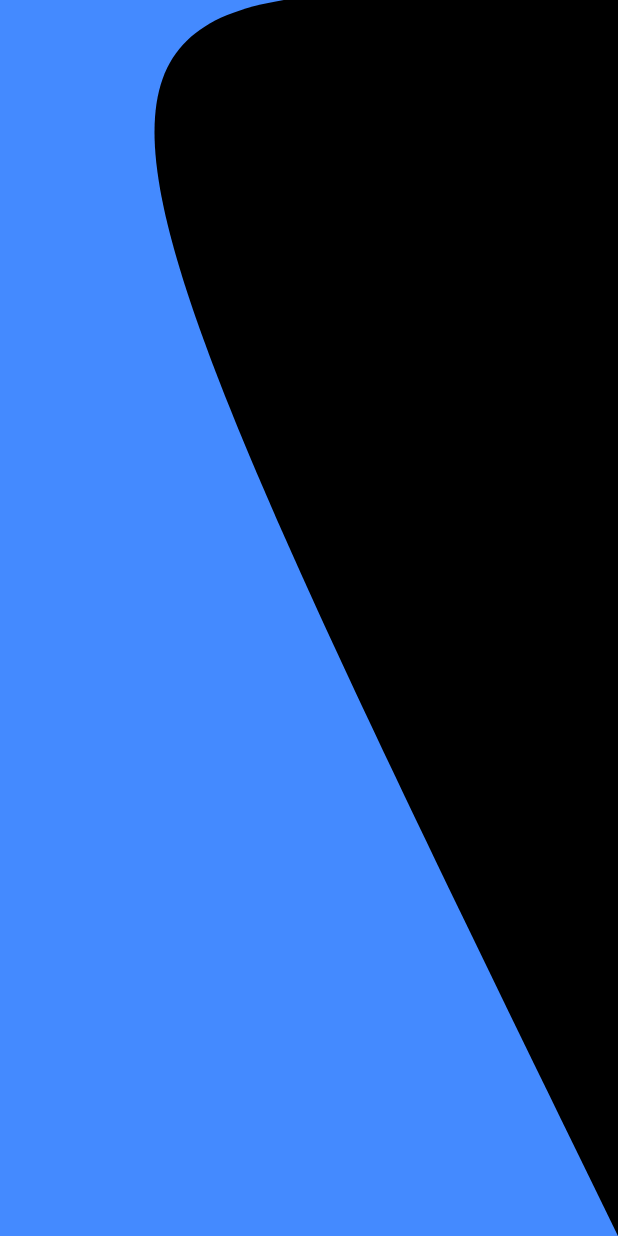
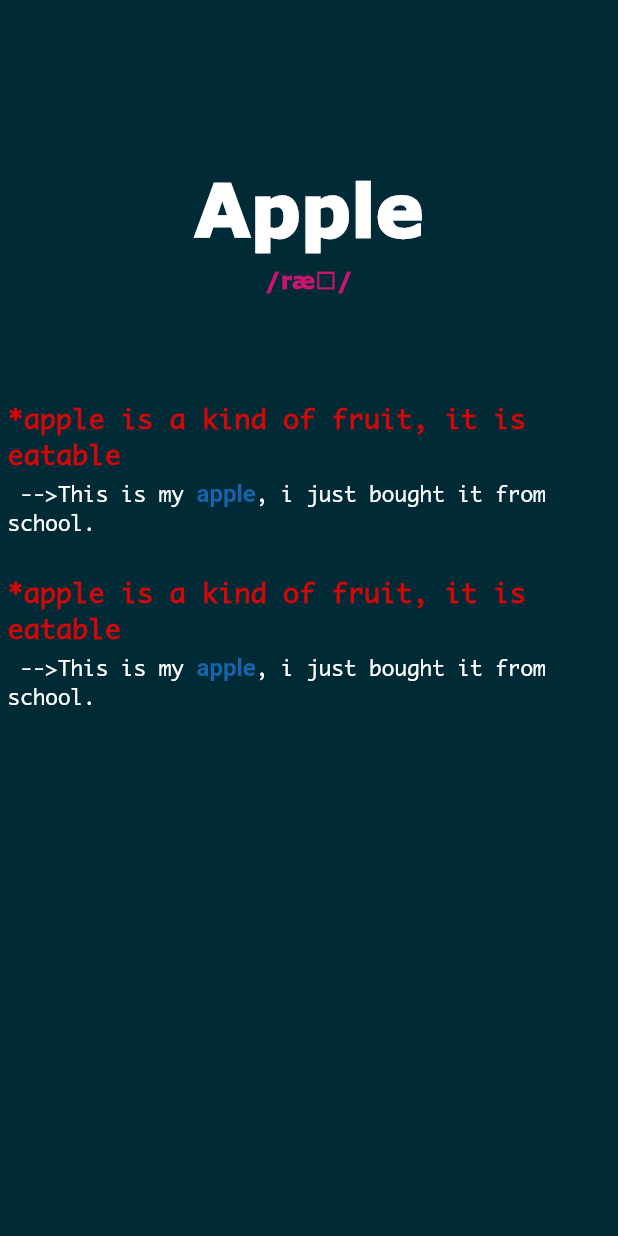
Before and after one commit to luudvan94/english_learner, a Flutter app: the screen it shows after launch, on a phone screen of 412 x 824 dp. Run offline on Flutter 3.47's test engine with Material 2 defaults, Android fonts, the light colour scheme and no system bars; statements that could not run were skipped.

Commit message:
Update layout

```diff
--- a/lib/main.dart
+++ b/lib/main.dart
@@ -1,151 +1,4 @@
 import 'package:flutter/material.dart';
-import 'dart:developer';
+import 'src/app.dart';
 
-void main() => runApp(MyApp());
-
-class MyApp extends StatelessWidget {
-  // This widget is the root of your application.
-  @override
-  Widget build(BuildContext context) {
-
-    return MaterialApp(
-      title: 'Flutter Demo',
-      theme: ThemeData(
-        primarySwatch: Colors.blue,
-      ),
-      home: MyHomePage(),
-    );
-  }
-}
-
-class MyHomePage extends StatefulWidget {
-  MyHomePage({Key key}) : super(key: key);
-
-  @override
-  State<StatefulWidget> createState() {
-    // TODO: implement createState
-    return _MyHomePageState();
-  }
-}
-
-class _MyHomePageState extends State<MyHomePage> with TickerProviderStateMixin {
-
-  Offset controlPoint;
-  Offset prevPoint;
-  bool dragFromRight;
-
-  //ANIMATION
-  AnimationController _controller;
-  Animation<Offset> _animation;
-  Animation _curve;
-
-  @override
-  void initState() {
-    super.initState();
-    controlPoint = Offset(0, 0);
-    dragFromRight = true;
-  }
-
-  void _handleDragStart(ForcePressDetails details) {
-    debugPrint("drag start");
-    double width = MediaQuery.of(context).size.width;
-    double dx = details.globalPosition.dx;
-    if (dx < width/2) {
-      setState(() {
-        prevPoint = details.globalPosition;
-        controlPoint = Offset(0, details.globalPosition.dy);
-        dragFromRight = false;
-      });
-    } else {
-      setState(() {
-        prevPoint = details.globalPosition;
-        controlPoint = Offset(width, details.globalPosition.dy);
-        dragFromRight = true;
-      });
-    }
-  }
-
-  void _handleDragUpdate(ForcePressDetails details) {
-    debugPrint("drag update");
-    double dxOffset = details.globalPosition.dx - prevPoint.dx;
-    setState(() {
-      prevPoint = details.globalPosition;
-      controlPoint = Offset(controlPoint.dx + dxOffset, details.globalPosition.dy);
-    });
-  }
-
-  void _handleDragEnd(ForcePressDetails details) {
-    debugPrint("drag end");
-    Offset endPoint;
-    Size size = MediaQuery.of(context).size;
-    if (dragFromRight) {
-      endPoint = Offset(size.width, size.height/2);
-    } else {
-      endPoint = Offset(0, size.height/2);
-    }
-    _controller = AnimationController(
-        duration: const Duration(milliseconds: 380), vsync: this);
-    _curve = CurvedAnimation(parent: _controller, curve: Curves.bounceOut);
-    _animation = Tween<Offset>(
-      begin: controlPoint,
-      end: endPoint,
-    ).animate(_curve);
-
-    _animation.addListener(() {
-      setState(() {
-        controlPoint = _animation.value;
-      });
-    });
-    _controller.forward();
-  }
-
-  @override
-  Widget build(BuildContext context) {
-    // TODO: implement build
-    return GestureDetector(
-      onForcePressStart: this._handleDragStart,
-      onForcePressUpdate: this._handleDragUpdate,
-      onForcePressEnd: this._handleDragEnd,
-      child: CustomPaint(
-        painter: CustomBackground(controlPoint: controlPoint, fromRight: dragFromRight),
-      ),
-    );
-  }
-}
-
-class CustomBackground extends CustomPainter {
-
-  CustomBackground({Key key, this.controlPoint = const Offset(0, 0), this.fromRight = true});
-
-  Offset controlPoint;
-  bool fromRight;
-  @override
-  void paint(Canvas canvas, Size size) {
-    Paint paint = new Paint();
-    var path = new Path();
-    Offset startPoint;
-    Offset endPoint;
-    if (fromRight) {
-      startPoint = Offset(size.width, 0);
-      endPoint = Offset(size.width, size.height);
-
-    } else {
-      startPoint = Offset(0, 0);
-      endPoint = Offset(0, size.height);
-    }
-
-    var firstControlPoint = Offset(controlPoint.dx, controlPoint.dy - 20);
-    var secondControlPoint = Offset(controlPoint.dx, controlPoint.dy - 20);
-    path.moveTo(startPoint.dx, startPoint.dy);
-    path.cubicTo(firstControlPoint.dx, firstControlPoint.dy, secondControlPoint.dx, secondControlPoint.dy, endPoint.dx, endPoint.dy);
-
-    canvas.drawPath(path, paint);
-    canvas.drawColor(Colors.blueAccent, BlendMode.color);
-  }
-
-  @override
-  bool shouldRepaint(CustomPainter oldDelegate) {
-    // TODO: implement shouldRepaint
-    return true;
-  }
-}
+void main() => runApp(App());
--- /dev/null
+++ b/lib/src/app.dart
@@ -0,0 +1,13 @@
+import 'package:flutter/material.dart';
+import 'ui/word/word_screen.dart';
+
+class App extends StatelessWidget {
+
+  @override
+  Widget build(BuildContext context) {
+    return MaterialApp(
+      home: WordScreen(),
+      theme: ThemeData(fontFamily: 'Monaco'),
+    );
+  }
+}
--- /dev/null
+++ b/lib/src/common/appearance.dart
@@ -0,0 +1,37 @@
+import 'package:flutter/material.dart';
+
+class Appearance {
+
+  static final currentSet = new DartSet1();
+
+  static final darkSet1 = new DartSet1();
+
+}
+
+class DartSet1 {
+
+  Color get pronounce {
+    return Color.fromRGBO(201, 21, 111, 1);
+  }
+
+  Color get word {
+    return Colors.white;
+  }
+
+  Color get definition {
+    return Color.fromRGBO(114, 140, 0, 1)
+  }
+
+  Color get example {
+    return Colors.white;
+  }
+
+  Color get keyWord {
+    return Color.fromRGBO(23, 100, 172, 1);
+  }
+
+  Color get background {
+    return Color.fromRGBO(0, 43, 54, 1);
+  }
+
+}
--- /dev/null
+++ b/lib/src/common/element_style.dart
@@ -0,0 +1,78 @@
+import 'package:flutter/material.dart';
+import 'appearance.dart';
+
+class ElementStyle {
+
+  static Text word(String data) {
+    return Text(
+      data,
+      textAlign: TextAlign.center,
+      style: TextStyle(
+        color: Appearance.currentSet.word,
+        decoration: TextDecoration.none,
+        fontFamily: 'Verdana'
+      ),
+    );
+  }
+
+  static Text pronounce(String data) {
+    return Text(
+      data,
+      textAlign: TextAlign.center,
+      style: TextStyle(
+        color: Appearance.currentSet.pronounce,
+        decoration: TextDecoration.none,
+        fontFamily: 'Verdana',
+        fontSize: 15.0
+      ),
+    );
+  }
+
+  static Text example(String data, String keyword) {
+    List<TextSpan> phrases = new List();
+    List<String> datas = data.split(keyword);
+
+    TextStyle normal = new TextStyle(
+          color: Appearance.currentSet.example,
+          decoration: TextDecoration.none,
+          fontFamily: 'Monaco',
+          fontSize: 14.0,
+          fontWeight: FontWeight.w100
+    );
+
+    TextStyle highlight = new TextStyle(
+          color: Appearance.currentSet.keyWord,
+          fontWeight: FontWeight.bold,
+          fontSize: 16.0
+    );
+
+    datas.asMap().forEach((i, value) {
+      phrases.add(new TextSpan(text: value));
+
+      if (i < datas.length - 1) {
+        phrases.add(new TextSpan(text: keyword, style: highlight));
+      }
+    });
+
+    return Text.rich(
+      TextSpan(
+        style:normal,
+        children: phrases,
+      )
+    );
+  }
+
+  static Text definition(String data) {
+    return Text(
+      data,
+      textAlign: TextAlign.left,
+      style: TextStyle(
+        color: Appearance.currentSet.definition,
+        decoration: TextDecoration.none,
+        fontFamily: 'Monaco',
+        fontSize: 18.0,
+      ),
+    );
+  }
+
+  }
--- /dev/null
+++ b/lib/src/ui/topic/topic_screen.dart
@@ -0,0 +1,11 @@
+import 'package:flutter/material.dart';
+
+
+class TopicScreen extends StatelessWidget {
+
+  @override
+  Widget build(BuildContext context) {
+    // TODO: implement build
+    return null;
+  }
+}
--- /dev/null
+++ b/lib/src/ui/word/content.dart
@@ -0,0 +1,206 @@
+import 'package:flutter/material.dart';
+import '../../common/appearance.dart';
+import '../../common/element_style.dart';
+
+
+class WordContent extends StatefulWidget {
+
+  @override
+  State<StatefulWidget> createState() {
+    // TODO: implement createState
+    return _WordContentState();
+  }
+}
+
+class _WordContentState extends State<WordContent> with TickerProviderStateMixin {
+
+  Offset controlPoint;
+  Offset prevPoint;
+  bool dragFromRight;
+
+  //ANIMATION
+  AnimationController _controller;
+  Animation<Offset> _animation;
+  Animation _curve;
+
+  @override
+  void initState() {
+    super.initState();
+    controlPoint = Offset(0, 0);
+    dragFromRight = false;
+
+
+  }
+
+  void _handleDragStart(ForcePressDetails details) {
+    debugPrint("drag start");
+    double width = MediaQuery.of(context).size.width;
+    double dx = details.globalPosition.dx;
+    if (dx < width/2) {
+      setState(() {
+        prevPoint = details.globalPosition;
+        controlPoint = Offset(0, details.globalPosition.dy);
+        dragFromRight = false;
+      });
+    } else {
+      setState(() {
+        prevPoint = details.globalPosition;
+        controlPoint = Offset(width, details.globalPosition.dy);
+        dragFromRight = true;
+      });
+    }
+  }
+
+  void _handleDragUpdate(ForcePressDetails details) {
+    debugPrint("drag update");
+    double dxOffset = details.globalPosition.dx - prevPoint.dx;
+    setState(() {
+      prevPoint = details.globalPosition;
+      controlPoint = Offset(controlPoint.dx + dxOffset, details.globalPosition.dy);
+    });
+  }
+
+  void _handleDragEnd(ForcePressDetails details) {
+    debugPrint("drag end");
+    Offset endPoint;
+    Size size = MediaQuery.of(context).size;
+    if (dragFromRight) {
+      endPoint = Offset(size.width, size.height/2);
+    } else {
+      endPoint = Offset(0, size.height/2);
+    }
+
+    _controller = AnimationController(
+        duration: const Duration(milliseconds: 380), vsync: this);
+    _curve = CurvedAnimation(parent: _controller, curve: Curves.bounceOut);
+
+    _animation = Tween<Offset>(
+      begin: controlPoint,
+      end: endPoint,
+    ).animate(_curve);
+
+    _animation.addListener(() {
+      setState(() {
+        controlPoint = _animation.value;
+      });
+    });
+    _controller.forward();
+  }
+
+  void _onTap() {
+    debugPrint("tap");
+  }
+
+  @override
+  Widget build(BuildContext context) {
+
+    return GestureDetector(
+      onForcePressStart: this._handleDragStart,
+      onForcePressUpdate: this._handleDragUpdate,
+      onForcePressEnd: this._handleDragEnd,
+      child: ClipPath(
+      child: Container(
+        padding: MediaQuery.of(context).padding,
+        color: Appearance.darkSet1.background,
+        child: Padding(
+          padding: EdgeInsets.fromLTRB(5, 10, 5, 5),
+          child: Column(
+            mainAxisAlignment: MainAxisAlignment.center,
+            children: <Widget>[
+              Expanded(
+                flex: 2,
+                child: Container(
+                  alignment: Alignment.bottomCenter,
+                  child: ElementStyle.word("Apple"),
+                ),
+              ),
+              SizedBox(height: 10),
+              Expanded(
+                flex: 1,
+                child: Container(
+                  alignment: Alignment.topCenter,
+                  child: ElementStyle.pronounce('/r\u00e6\u0283/'),
+                ),
+              ),
+              // SizedBox(height: 10),
+              // Expanded(
+              //   flex: 3,
+              //   child: Container(),
+              // ),
+              SizedBox(height: 10),
+              Expanded(
+                flex: 7,
+                child: Column(
+                  children: <Widget>[
+                    ElementStyle.definition("*apple is a kind of fruit, it is eatable"),
+                    SizedBox(height: 5.0),
+                    ElementStyle.example(" -->This is my apple, i just bought it from school.", "apple"),
+                    SizedBox(height: 25.0),
+                    ElementStyle.definition("*apple is a kind of fruit, it is eatable"),
+                    SizedBox(height: 5.0),
+                    ElementStyle.example(" -->This is my apple, i just bought it from school.", "apple"),
+                  ],
+                ),
+              ),
+            ],
+          ),
+        )
+      ),
+      clipper: CustomBackground(controlPoint: controlPoint, fromRight: dragFromRight),
+    ),
+    );
+
+  }
+}
+
+class CustomBackground extends CustomClipper<Path> {
+
+  CustomBackground({Animation<Offset> animation, this.controlPoint = const Offset(0, 0), this.fromRight = false}) : animation = animation, super(reclip:animation);
+
+  final Offset controlPoint;
+  final bool fromRight;
+  final Animation<Offset> animation;
+
+  @override
+  Path getClip(Size size) {
+    var path = new Path();
+
+    bool isControlPointChanged() {
+      return this.controlPoint.dx != 0 && this.controlPoint.dy != 0;
+    }
+
+    path.moveTo(0, 0);
+    path.lineTo(size.width, 0);
+
+    if (!isControlPointChanged()) {
+
+      path.lineTo(size.width, size.height);
+      path.lineTo(0, size.height);
+      path.close();
+
+    }
+
+    var firstControlPoint = Offset(controlPoint.dx, controlPoint.dy - 20);
+    var secondControlPoint = Offset(controlPoint.dx, controlPoint.dy + 20);
+
+    if (this.fromRight && isControlPointChanged()) {
+
+
+      path.cubicTo(firstControlPoint.dx, firstControlPoint.dy, secondControlPoint.dx, secondControlPoint.dy, size.width, size.height);
+      path.lineTo(0, size.height);
+      path.close();
+    } else {
+
+      path.lineTo(size.width, size.height);
+      path.lineTo(0, size.height);
+      path.cubicTo(firstControlPoint.dx, firstControlPoint.dy, secondControlPoint.dx, secondControlPoint.dy, 0, 0);
+    }
+
+    return path;
+  }
+
+  @override
+  bool shouldReclip(CustomClipper<Path> oldClipper) {
+    return true;
+  }
+}
--- /dev/null
+++ b/lib/src/ui/word/word_screen.dart
@@ -0,0 +1,34 @@
+import 'package:flutter/material.dart';
+import 'content.dart';
+
+class WordScreen extends StatefulWidget {
+  WordScreen({Key key}) : super(key: key);
+
+  @override
+  State<StatefulWidget> createState() {
+    return _WordScreenState();
+  }
+
+}
+
+class _WordScreenState extends State<WordScreen> with TickerProviderStateMixin {
+
+  @override
+  void initState() {
+    super.initState();
+
+  }
+
+  @override
+  Widget build(BuildContext context) {
+
+    return Stack(
+        children: <Widget>[
+          Container(
+            color: Colors.white,
+          ),
+          WordContent()
+          ],
+    );
+  }
+}
```
Also changed, not shown: pubspec.yaml (+19 -0 lines), fonts/Monaco.ttf (added), fonts/OpenSansCondensed-Bold.ttf (added), fonts/OpenSansCondensed-Light.ttf (added), fonts/OpenSansCondensed-LightItalic.ttf (added), fonts/Verdana.ttf (added), fonts/verdanab.ttf (added), pubspec.lock, 5 other files.
